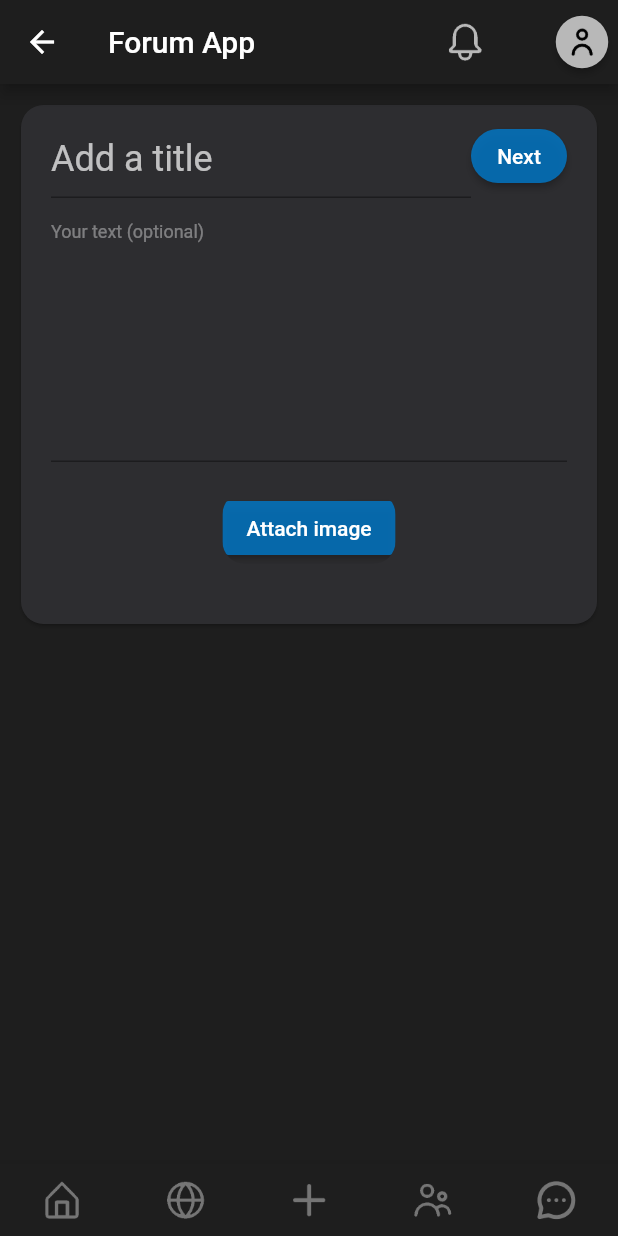
After one commit to mariusfug/idata2503-gr08, a Flutter app: the CreateGroup screen opened directly, on a phone screen of 412 x 824 dp. The commit adds this screen. Run offline on Flutter 3.47's test engine with Material 2 defaults, Android fonts, the phone set to English and light mode, and no system bars; our stand-ins replace cloud_firestore, file_picker, firebase_auth, firebase_core, google_sign_in; missing offline and left inert: flutter_login_facebook; accounts and stored records are empty.

Commit message:
Started on create group page

```diff
--- /dev/null
+++ b/lib/pages/groups/create_group.dart
@@ -0,0 +1,196 @@
+import 'dart:io';
+
+import 'package:file_picker/file_picker.dart';
+import 'package:flutter/material.dart';
+import 'package:idata2503_group08/pages/add_post/select_group_to_post.dart';
+import 'package:idata2503_group08/services/validators.dart';
+import 'package:idata2503_group08/widgets/navigation/bottom_navigation.dart';
+import 'package:idata2503_group08/widgets/navigation/top_navigation.dart';
+
+import '../../model/post.dart';
+
+class CreateGroup extends StatefulWidget {
+  const CreateGroup({Key? key}) : super(key: key);
+
+  @override
+  State<CreateGroup> createState() => _CreateGroupState();
+}
+
+class _CreateGroupState extends State<CreateGroup> {
+  final TextEditingController _titleController = TextEditingController();
+  final TextEditingController _contentController = TextEditingController();
+
+  final TitleValidator _titleValidator = TitleValidator();
+
+  late bool _fieldValidation;
+
+  String get _title => _titleController.text;
+
+  String get _content => _contentController.text;
+
+  PlatformFile? file;
+  FilePickerResult? result;
+
+  bool _titleValid() {
+    return _titleValidator.isValid(_title);
+  }
+
+  @override
+  void initState() {
+    super.initState();
+    _fieldValidation = false;
+  }
+
+  void _updateState() {
+    setState(() {
+      if (_titleValid()) {
+        _fieldValidation = false;
+      }
+    });
+  }
+
+  void _enableValidation() {
+    setState(() {
+      _fieldValidation = true;
+    });
+  }
+
+  /// Click next button, should be called from 'Add post' button only
+  /// Redirects to Select group page if title is valid
+  void _clickNextButton(BuildContext context) async {
+    try {
+      if (!_titleValid()) {
+        _enableValidation();
+      } else {
+        Navigator.push(
+            context,
+            MaterialPageRoute(
+                builder: (context) => SelectGroupToPost(
+                    post: Post(
+                        title: _title,
+                        content: _content,
+                        boardTag: 'General'))));
+      }
+    } catch (e) {
+      print(e.toString());
+    }
+  }
+
+  @override
+  Widget build(BuildContext context) {
+    return Scaffold(
+
+      backgroundColor: const Color(0xFF1E1E1E),
+      appBar: TopNavigation(),
+      body: SingleChildScrollView(
+        child: Padding(
+          padding: const EdgeInsets.fromLTRB(10, 10, 10, 10),
+          child: Card(
+            shape: RoundedRectangleBorder(
+                borderRadius: BorderRadius.circular(15.0)),
+            color: const Color(0xFF2D2D30),
+            child: Padding(
+              padding: const EdgeInsets.fromLTRB(20, 10, 20, 30),
+              child: Stack(
+                children: [
+                  Column(children: <Widget>[
+                    Row(
+                      crossAxisAlignment: CrossAxisAlignment.start,
+                      children: [
+                        Flexible(
+                          child: TextField(
+                            key: const Key("postTitle"),
+                            style: const TextStyle(
+                                color: Colors.white, fontSize: 24),
+                            controller: _titleController,
+                            onChanged: (title) => _updateState(),
+                            decoration: InputDecoration(
+                              floatingLabelBehavior:
+                              FloatingLabelBehavior.never,
+                              hintText: "Add a title",
+                              hintStyle: const TextStyle(
+                                  color: Colors.white70, fontSize: 24),
+                              errorText: _titleValid() || !_fieldValidation
+                                  ? null
+                                  : 'Title cannot be empty!',
+                            ),
+                          ),
+                        ),
+                        _buildNextButton(context),
+                      ],
+                    ),
+                    TextField(
+                      key: const Key("postDescription"),
+                      style: const TextStyle(color: Colors.white),
+                      maxLines: 8,
+                      controller: _contentController,
+                      decoration: const InputDecoration(
+                        floatingLabelBehavior: FloatingLabelBehavior.never,
+                        hintText: "Your text (optional)",
+                        hintStyle:
+                        TextStyle(color: Colors.white38, fontSize: 12),
+                      ),
+                    ),
+                    const SizedBox(height: 20),
+                    Column(children: [
+                      ClipRRect(
+                        borderRadius: BorderRadius.circular(15.0),
+                        child: ElevatedButton(
+                          style: ElevatedButton.styleFrom(
+                            backgroundColor: const Color(0xCC007ACC),
+                          ),
+                          key: const Key("postImage"),
+                          child: const Text("Attach image"),
+                          onPressed: () {
+                            pickFiles();
+                          },
+                        ),
+                      ),
+                      (file == null)
+                          ? Container()
+                          : Image.file(
+                        File(file!.path.toString()),
+                        width: 100,
+                        height: 100,
+                      ),
+                      const SizedBox(
+                        height: 10,
+                      ),
+                    ]),
+                  ]),
+                ],
+              ),
+            ),
+          ),
+        ),
+      ),
+      bottomNavigationBar: const BottomNavBar(),
+    );
+  }
+
+  Widget _buildNextButton(context) {
+    return ElevatedButton(
+        onPressed: !_fieldValidation ? () => _clickNextButton(context) : null,
+        key: const Key("post_next_button"),
+        style: ElevatedButton.styleFrom(
+          backgroundColor: const Color(0xCC007ACC),
+          shape:
+          RoundedRectangleBorder(borderRadius: BorderRadius.circular(20.0)),
+          disabledBackgroundColor: Colors.white24,
+          disabledForegroundColor: Colors.white,
+        ),
+        child: const Text("Next"));
+  }
+
+  void pickFiles() async {
+    result = await FilePicker.platform.pickFiles(
+        type: FileType.custom,
+        allowedExtensions: ['jpg', 'png', 'mp4'],
+        allowMultiple: true);
+    if (result == null) return;
+
+    file = result!.files.first;
+
+    setState(() {});
+  }
+}
--- a/lib/pages/groups_page.dart
+++ b/lib/pages/groups_page.dart
@@ -1,4 +1,5 @@
 import 'package:flutter/material.dart';
+import 'package:idata2503_group08/pages/groups/create_group.dart';
 import 'package:idata2503_group08/widgets/navigation/bottom_navigation.dart';
 import 'package:idata2503_group08/widgets/navigation/top_navigation.dart';
 
@@ -19,7 +20,11 @@ class GroupsPage extends StatelessWidget {
           runSpacing: 25,
           children: [
 
-            RawMaterialButton(onPressed: () { },
+            RawMaterialButton(onPressed: () {
+              MaterialPageRoute materialPageRoute = MaterialPageRoute(
+                  builder: (context) => const CreateGroup());
+              Navigator.of(context).push(materialPageRoute);
+            },
                 elevation: 2.0,
                 fillColor: const Color(0xFFFFFFFF),
                 shape: const CircleBorder(),
```
